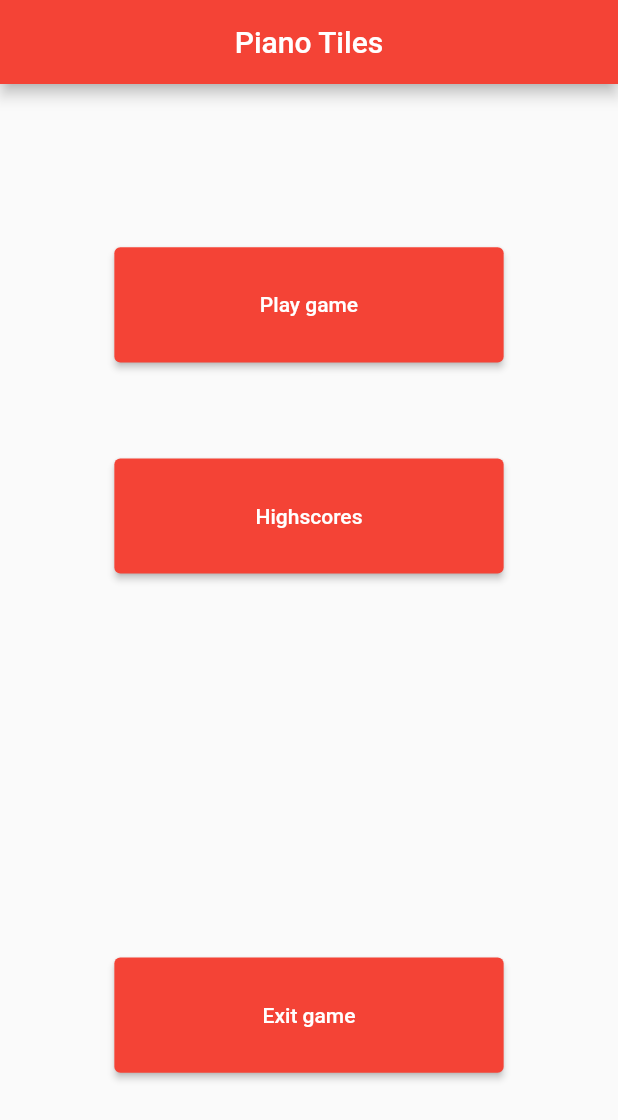
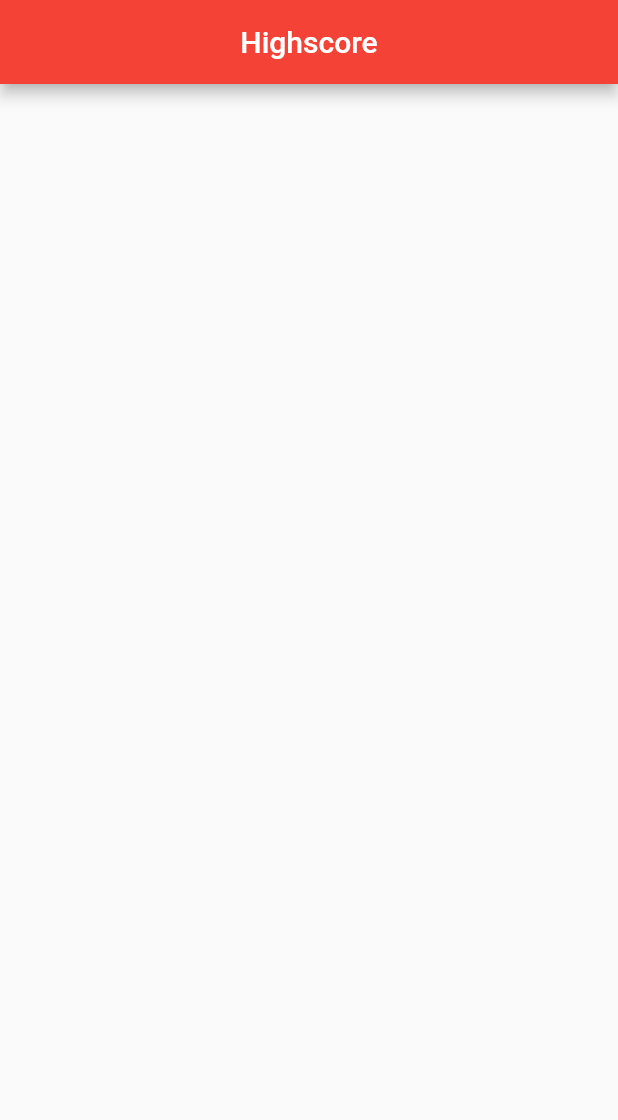
Before and after one commit to andreihaivas6/Piano-Tiles, a Flutter app: the screen it shows after launch, after a tap on "Highscores", on a phone screen of 412 x 824 dp. Shown: the top 1120 px of the screen. Run offline on Flutter 3.47's test engine with Material 2 defaults, Android fonts, the light colour scheme and no system bars.

Commit message:
Add navigation through pages

```diff
--- a/app/lib/main.dart
+++ b/app/lib/main.dart
@@ -1,47 +1,25 @@
 import 'package:flutter/material.dart';
-import 'package:flutter/services.dart';
 
-import 'button.dart';
-import 'white_space.dart';
+import 'pages/Menu.dart';
 
-void main() {
-  runApp(const MyApp());
+void main() => runApp(MyApp());
+
+class MyApp extends StatefulWidget {
+  int page = 0;
+
+  @override
+  State<MyApp> createState() => MyAppState();
 }
 
-class MyApp extends StatelessWidget {
-  const MyApp({Key? key}) : super(key: key);
-
-  Widget getBody() {
-    return Center(
-        child: FractionallySizedBox(
-            widthFactor: 0.9,
-            heightFactor: 1,
-            child: Column(
-              children: [
-                ButtonFactory.getButton('Play game', () => {}),
-                WhiteSpace.getWhiteSpace(0.5),
-                ButtonFactory.getButton('Highscores', () => {}),
-                WhiteSpace.getWhiteSpace(1),
-                WhiteSpace.getWhiteSpace(1),
-                ButtonFactory.getButton(
-                    'Exit game', () => {SystemNavigator.pop()}),
-              ],
-              mainAxisAlignment: MainAxisAlignment.center,
-            )));
-  }
-
+class MyAppState extends State<MyApp> {
   @override
   Widget build(BuildContext context) {
     return MaterialApp(
-        title: 'Piano Tiles',
-        theme: ThemeData(
-          primarySwatch: Colors.red,
-        ),
-        home: Scaffold(
-          appBar: AppBar(
-            title: const Center(child: Text('Piano Tiles')),
-          ),
-          body: getBody(),
-        ));
+      title: 'Piano Tiles',
+      theme: ThemeData(
+        primarySwatch: Colors.red,
+      ),
+      home: Menu(),
+    );
   }
 }
--- /dev/null
+++ b/app/lib/pages/Game.dart
@@ -0,0 +1,29 @@
+import 'package:flutter/material.dart';
+
+class Game extends StatefulWidget {
+  @override
+  State<StatefulWidget> createState() => GameState();
+}
+
+class GameState extends State<Game> {
+  Widget getBody() {
+    return const Center(
+        child: Text(
+      'ceva',
+      style: TextStyle(fontSize: 40),
+    ));
+  }
+
+  @override
+  Widget build(BuildContext context) {
+    return MaterialApp(
+      title: 'Piano Tiles',
+      theme: ThemeData(
+        primarySwatch: Colors.red,
+      ),
+      home: Scaffold(
+        body: getBody(),
+      ),
+    );
+  }
+}
--- /dev/null
+++ b/app/lib/pages/Highscore.dart
@@ -0,0 +1,22 @@
+import 'package:flutter/material.dart';
+
+class Highscore extends StatelessWidget {
+  Widget getBody() {
+    return Container();
+  }
+
+  @override
+  Widget build(BuildContext context) {
+    return MaterialApp(
+        title: 'Piano Tiles',
+        theme: ThemeData(
+          primarySwatch: Colors.red,
+        ),
+        home: Scaffold(
+          appBar: AppBar(
+            title: const Center(child: Text('Highscore')),
+          ),
+          body: getBody(),
+        ));
+  }
+}
--- /dev/null
+++ b/app/lib/pages/Menu.dart
@@ -0,0 +1,51 @@
+import 'package:app/utils/Utils.dart';
+import 'package:flutter/material.dart';
+import 'package:flutter/services.dart';
+
+import 'Game.dart';
+import 'Highscore.dart';
+import '../objects/button.dart';
+import '../objects/white_space.dart';
+
+class Menu extends StatefulWidget {
+  @override
+  State<StatefulWidget> createState() => MenuState();
+}
+
+class MenuState extends State<Menu> {
+  Widget getBody() {
+    return Center(
+        child: FractionallySizedBox(
+            widthFactor: 0.9,
+            heightFactor: 1,
+            child: Column(
+              children: [
+                ButtonFactory.getButton(
+                    'Play game', () => {Utils.changePage(context, Game())}),
+                WhiteSpace.getWhiteSpace(0.5),
+                ButtonFactory.getButton('Highscores',
+                    () => {Utils.changePage(context, Highscore())}),
+                WhiteSpace.getWhiteSpace(1),
+                WhiteSpace.getWhiteSpace(1),
+                ButtonFactory.getButton(
+                    'Exit game', () => {SystemNavigator.pop()}),
+              ],
+              mainAxisAlignment: MainAxisAlignment.center,
+            )));
+  }
+
+  @override
+  Widget build(BuildContext context) {
+    return MaterialApp(
+        title: 'Piano Tiles',
+        theme: ThemeData(
+          primarySwatch: Colors.red,
+        ),
+        home: Scaffold(
+          appBar: AppBar(
+            title: const Center(child: Text('Piano Tiles')),
+          ),
+          body: getBody(),
+        ));
+  }
+}
--- /dev/null
+++ b/app/lib/utils/Utils.dart
@@ -0,0 +1,10 @@
+import 'package:flutter/material.dart';
+
+class Utils {
+  static void changePage(BuildContext context, Widget page) {
+    Navigator.push(
+      context,
+      MaterialPageRoute(builder: (context) => page),
+    );
+  }
+}
```
Also changed, not shown: app/lib/objects/button.dart (renamed from app/lib/button.dart), app/lib/objects/white_space.dart (renamed from app/lib/white_space.dart).
